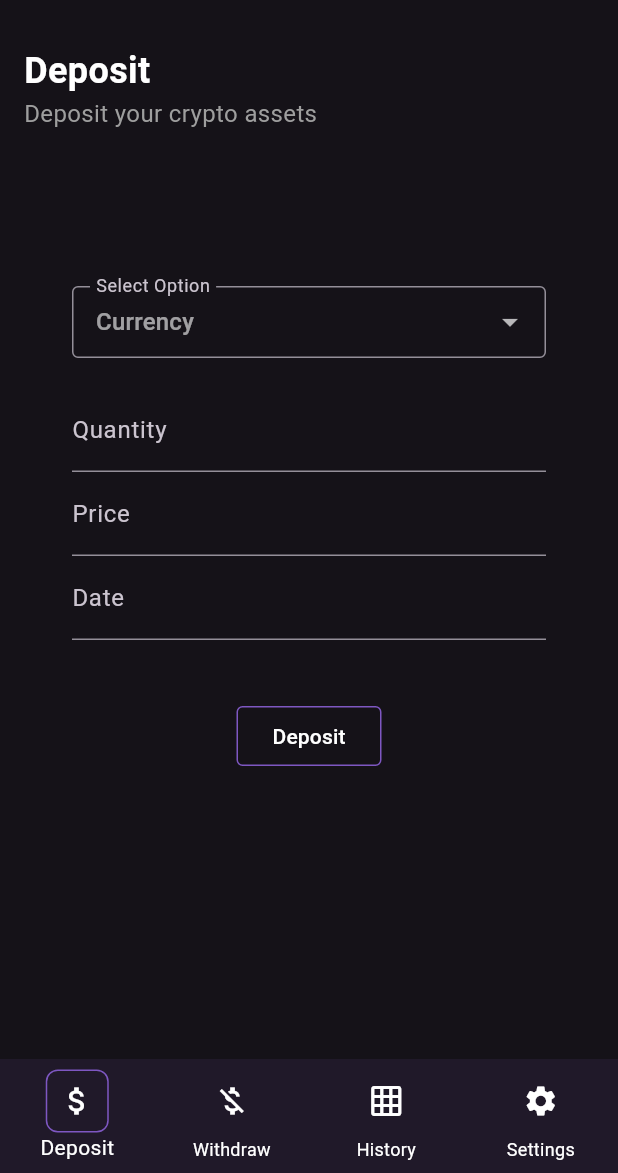
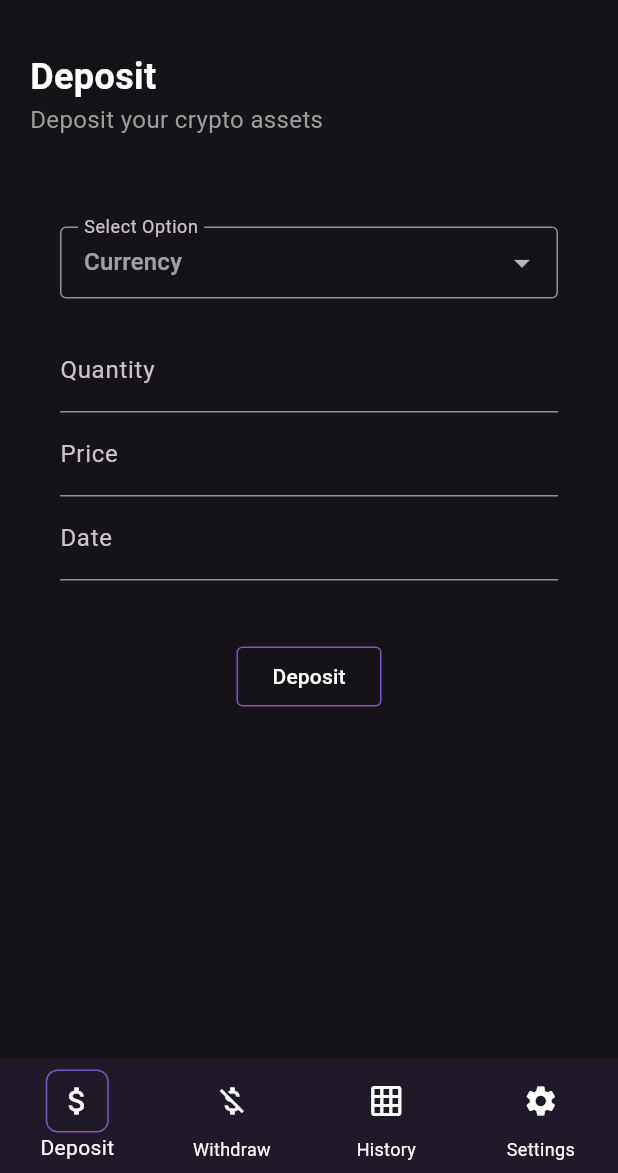
Before and after one commit to monev1905/crypto_diary, a Flutter app: the screen it shows after launch, after a tap on "Get Started", on a phone screen of 412 x 824 dp, the part 63-1236 px from its top. Run offline on Flutter 3.47's test engine with Material 3 defaults, Android fonts, the phone set to English and light mode, and no system bars; our stand-ins replace lottie, multi_select_flutter.

Commit message:
Refactor padding in Deposit, Withdraw, and WidgetTree pages for consistent UI; update WelcomePage layout for improved scrolling and animation display

```diff
--- a/lib/views/pages/deposit_page.dart
+++ b/lib/views/pages/deposit_page.dart
@@ -133,22 +133,20 @@ class _DepositPageState extends State<DepositPage> {
 
   @override
   Widget build(BuildContext context) {
-    return Column(
-      children: [
-        const Align(
-          alignment: Alignment.topCenter,
-          child: PageHeaderWidget(
+    return SingleChildScrollView(
+      child: Column(
+        children: [
+          const PageHeaderWidget(
             title: 'Deposit',
             subtitle: 'Deposit your crypto assets',
           ),
-        ),
-        const Spacer(),
-        Align(
-          alignment: Alignment.center,
-          child: Form(
+          const SizedBox(
+            height: 40,
+          ),
+          Form(
             key: _formGlobalKey,
             child: Padding(
-              padding: const EdgeInsets.all(32.0),
+              padding: const EdgeInsets.all(20.0),
               child: Column(
                 children: [
                   DropdownButtonFormField<String>(
@@ -194,11 +192,8 @@ class _DepositPageState extends State<DepositPage> {
               ),
             ),
           ),
-        ),
-        const Spacer(
-          flex: 2,
-        ),
-      ],
+        ],
+      ),
     );
   }
 }
--- a/lib/views/pages/welcome_page.dart
+++ b/lib/views/pages/welcome_page.dart
@@ -13,13 +13,16 @@ class WelcomePage extends StatelessWidget {
       appBar: AppBar(
         title: Text(title),
       ),
-      body: Padding(
+      body: Center(
+        child: SingleChildScrollView(
+          child: Padding(
             padding: const EdgeInsets.all(20.0),
             child: Column(
               mainAxisAlignment: MainAxisAlignment.center,
               children: [
                 Lottie.asset(
                   'assets/lotties/welcome_animation.json',
+                  height: 400,
                 ),
                 const SizedBox(height: 40),
                 FilledButton(
@@ -49,6 +52,8 @@ class WelcomePage extends StatelessWidget {
               ],
             ),
           ),
+        ),
+      ),
     );
   }
 }
--- a/lib/views/pages/withdraw_page.dart
+++ b/lib/views/pages/withdraw_page.dart
@@ -54,7 +54,7 @@ class _WithdrawPageState extends State<WithdrawPage> {
               Form(
                 key: _formGlobalKey,
                 child: Padding(
-                  padding: const EdgeInsets.all(32.0),
+                  padding: const EdgeInsets.all(20.0),
                   child: Column(
                     children: [
                       DropdownButtonFormField<String>(
--- a/lib/views/widget_tree.dart
+++ b/lib/views/widget_tree.dart
@@ -55,7 +55,7 @@ class _WidgetTreeState extends State<WidgetTree> {
         valueListenable: selectedPageNotifier,
         builder: (context, selectePage, child) {
           return Padding(
-            padding: const EdgeInsets.all(16.0),
+            padding: const EdgeInsets.all(20.0),
             child: pages.elementAt(selectePage),
           );
         },
```
Lines whose indentation alone changed are shown as unchanged.
